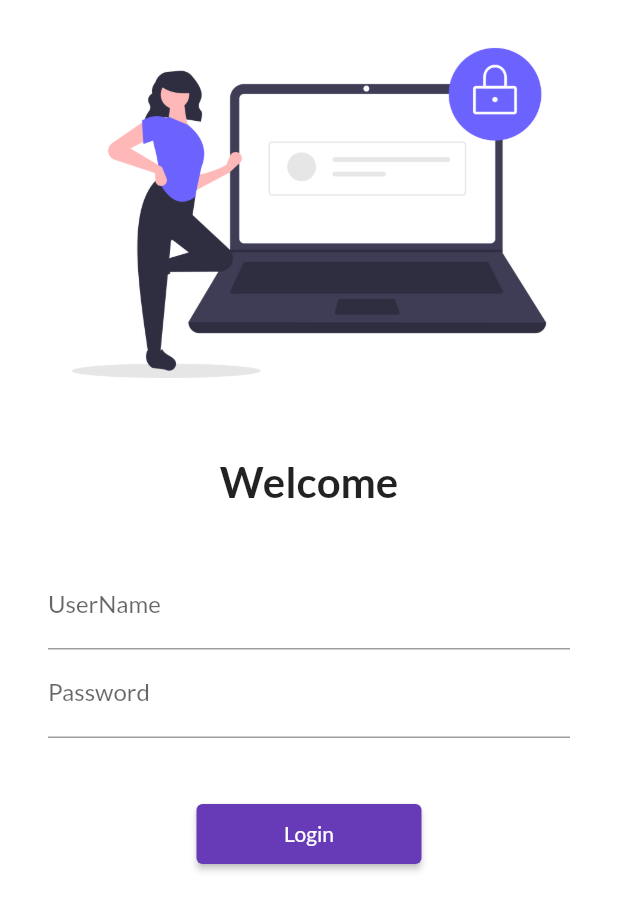
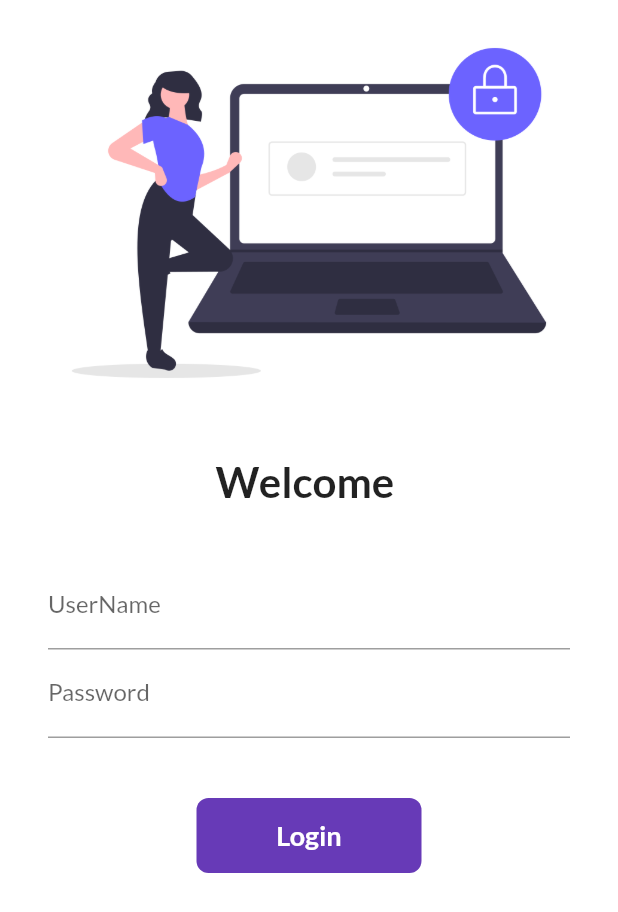
Before and after one commit to hafizasad45/Flutter_Catalog_App, a Flutter app: the screen it shows after launch, on a phone screen of 412 x 824 dp. Shown: the top 912 px of the screen. Run offline on Flutter 3.47's test engine with Material 2 defaults, Android fonts, the phone set to English and light mode, and no system bars; our stand-ins replace google_fonts.

Commit message:
animation button

```diff
--- a/lib/pages/login_page.dart
+++ b/lib/pages/login_page.dart
@@ -3,7 +3,15 @@
 import 'package:catalog_app/utils/routes.dart';
 import 'package:flutter/material.dart';
 
-class LoginPage extends StatelessWidget {
+class LoginPage extends StatefulWidget {
+  @override
+  State<LoginPage> createState() => _LoginPageState();
+}
+
+class _LoginPageState extends State<LoginPage> {
+  String name = "";
+  bool changeButton = false;
+
   @override
   Widget build(BuildContext context) {
     return Material(
@@ -19,7 +27,7 @@ class LoginPage extends StatelessWidget {
               height: 20,
             ),
             Text(
-              "Welcome",
+              "Welcome $name",
               style: TextStyle(
                 fontSize: 28,
                 fontWeight: FontWeight.bold,
@@ -34,6 +42,10 @@ class LoginPage extends StatelessWidget {
               child: Column(
                 children: [
                   TextFormField(
+                    onChanged: (value) {
+                      name = value;
+                      setState(() {});
+                    },
                     decoration: InputDecoration(
                       hintText: "Enter UserName",
                       labelText: "UserName",
@@ -49,13 +61,48 @@ class LoginPage extends StatelessWidget {
                   SizedBox(
                     height: 40,
                   ),
-                  ElevatedButton(
-                    onPressed: () {
+
+                  InkWell(
+                    onTap: () async {
+                      setState(() {
+                        changeButton = true;
+                      });
+                      await Future.delayed(Duration(seconds: 1));
                       Navigator.pushNamed(context, MyRoutes.homeRoute);
                     },
-                    child: Text("Login"),
-                    style: TextButton.styleFrom(minimumSize: Size(150, 40)),
-                  )
+                    child: AnimatedContainer(
+                      duration: Duration(seconds: 1),
+                      width: changeButton ? 50 : 150,
+                      height: 50,
+                      alignment: Alignment.center,
+                      child: changeButton
+                          ? Icon(
+                              Icons.done,
+                              color: Colors.white,
+                            )
+                          : Text(
+                              "Login",
+                              style: TextStyle(
+                                color: Colors.white,
+                                fontWeight: FontWeight.bold,
+                                fontSize: 18,
+                              ),
+                            ),
+                      decoration: BoxDecoration(
+                        color: Colors.deepPurple,
+                        borderRadius:
+                            BorderRadius.circular(changeButton ? 50 : 8),
+                      ),
+                    ),
+                  ),
+
+                  // ElevatedButton(
+                  //   onPressed: () {
+                  //     Navigator.pushNamed(context, MyRoutes.homeRoute);
+                  //   },
+                  //   child: Text("Login"),
+                  //   style: TextButton.styleFrom(minimumSize: Size(150, 40)),
+                  // )
                 ],
               ),
             ),
```
